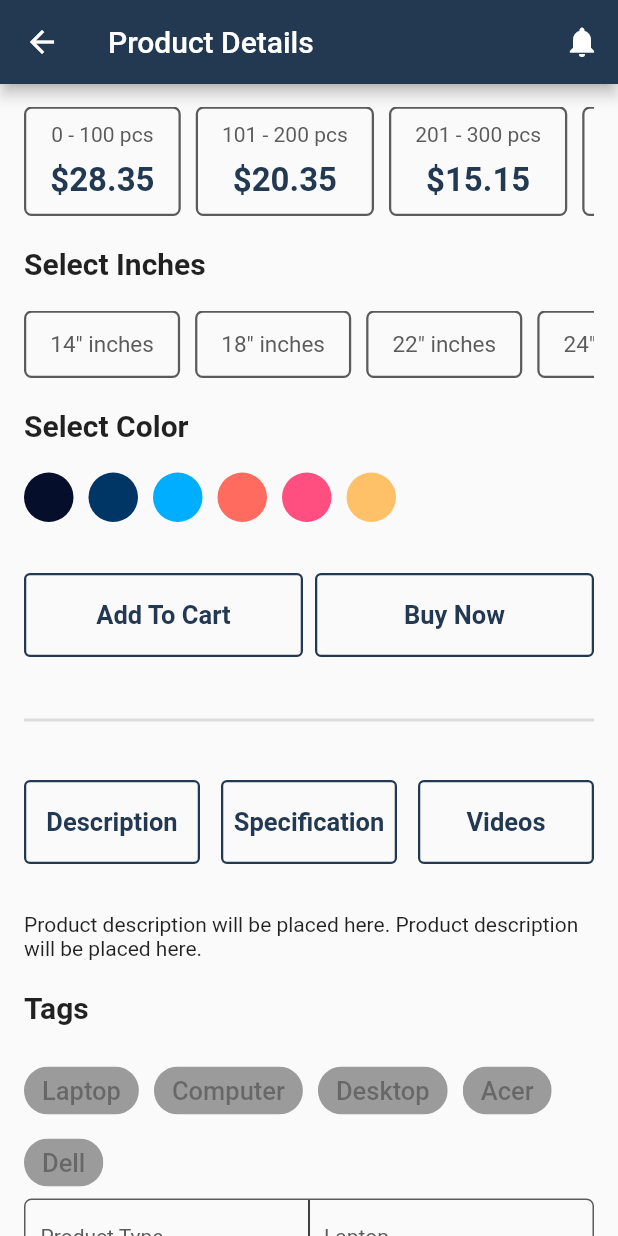
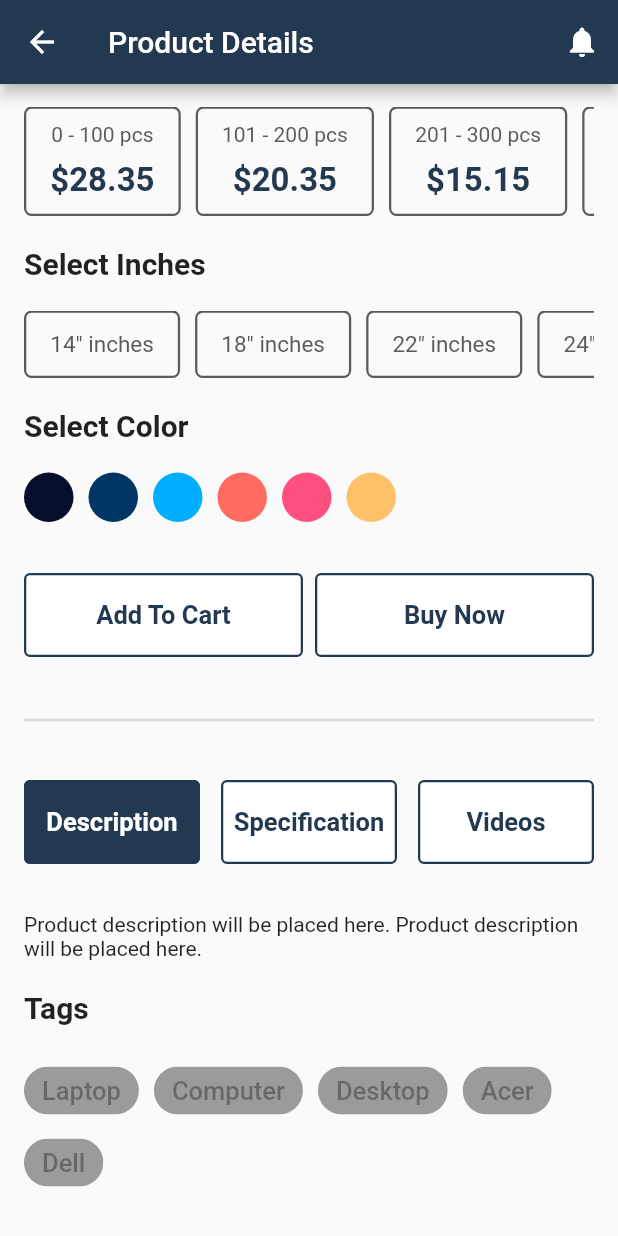
Before and after one commit to ashikahmedfahim/Flutter-E-commerce, a Flutter app: the ProductDetailsPage screen opened directly with sample values from the repository, scrolled down 415 dp, on a phone screen of 412 x 824 dp. Run offline on Flutter 3.47's test engine with Material 2 defaults, Android fonts, the light colour scheme and no system bars; our stand-ins replace badges, flutter_svg, shared_preferences, video_player; accounts and stored records are empty.

Commit message:
single product completed

```diff
--- a/lib/components/product_details_main_button.dart
+++ b/lib/components/product_details_main_button.dart
@@ -4,17 +4,24 @@ import 'package:lacuna/constants.dart';
 class ProductDetailsMainButton extends StatelessWidget {
   final String buttonName;
   final double buttonWidth;
-  const ProductDetailsMainButton(
-      {Key? key, required this.buttonName, required this.buttonWidth})
-      : super(key: key);
+  final Color buttonBackgroundColor;
+  final VoidCallback setView;
+  const ProductDetailsMainButton({
+    Key? key,
+    required this.buttonName,
+    required this.buttonWidth,
+    required this.buttonBackgroundColor,
+    required this.setView,
+  }) : super(key: key);
 
   @override
   Widget build(BuildContext context) {
     return Container(
       width: buttonWidth,
       child: TextButton(
-        onPressed: () {},
+        onPressed: () => setView(),
         style: TextButton.styleFrom(
+          backgroundColor: buttonBackgroundColor,
           side: BorderSide(color: kPrimaryColor, width: 1.5),
         ),
         child: Padding(
@@ -26,7 +33,9 @@ class ProductDetailsMainButton extends StatelessWidget {
             style: TextStyle(
               fontSize: 17.0,
               fontWeight: FontWeight.w600,
-              color: kPrimaryColor,
+              color: buttonBackgroundColor == kPrimaryColor
+                  ? kDarkTextColor
+                  : kPrimaryColor,
             ),
           ),
         ),
--- a/lib/screens/product_details_page.dart
+++ b/lib/screens/product_details_page.dart
@@ -5,6 +5,7 @@ import 'package:lacuna/components/product_details_main_button.dart';
 import 'package:lacuna/components/table_builder.dart';
 import 'package:lacuna/components/tags_builder.dart';
 import 'package:lacuna/components/text_title.dart';
+import 'package:lacuna/components/video_player_builder.dart';
 import 'package:lacuna/constants.dart';
 import 'package:lacuna/mock_data/data.dart';
 import 'package:lacuna/widget_builder/color_section_builder.dart';
@@ -22,6 +23,8 @@ class ProductDetailsPage extends StatefulWidget {
 
 class _ProductDetailsPageState extends State<ProductDetailsPage> {
   Product product;
+  String selectedButton = 'Description';
+  String selectedActionButton = '';
   _ProductDetailsPageState({required this.product});
 
   int productCount = 1;
@@ -220,10 +223,29 @@ class _ProductDetailsPageState extends State<ProductDetailsPage> {
                   children: [
                     ProductDetailsMainButton(
                       buttonName: 'Add To Cart',
-                        buttonWidth: (windowSize.width / 2) - 20),
+                      buttonWidth: (windowSize.width / 2) - 20,
+                      buttonBackgroundColor:
+                          selectedActionButton == 'Add To Cart'
+                              ? kPrimaryColor
+                              : Colors.white,
+                      setView: () {
+                        setState(() {
+                          selectedActionButton = 'Add To Cart';
+                        });
+                      },
+                    ),
                     ProductDetailsMainButton(
                       buttonName: 'Buy Now',
-                        buttonWidth: (windowSize.width / 2) - 20),
+                      buttonWidth: (windowSize.width / 2) - 20,
+                      buttonBackgroundColor: selectedActionButton == 'Buy Now'
+                          ? kPrimaryColor
+                          : Colors.white,
+                      setView: () {
+                        setState(() {
+                          selectedActionButton = 'Buy Now';
+                        });
+                      },
+                    ),
                   ],
                 ),
               ),
@@ -237,23 +259,53 @@ class _ProductDetailsPageState extends State<ProductDetailsPage> {
                   children: [
                     ProductDetailsMainButton(
                       buttonName: 'Description',
-                        buttonWidth: (windowSize.width / 3) - 20),
+                      buttonWidth: (windowSize.width / 3) - 20,
+                      buttonBackgroundColor: selectedButton == 'Description'
+                          ? kPrimaryColor
+                          : Colors.white,
+                      setView: () {
+                        setState(() {
+                          selectedButton = 'Description';
+                        });
+                      },
+                    ),
                     ProductDetailsMainButton(
                       buttonName: 'Specification',
-                        buttonWidth: (windowSize.width / 3) - 20),
+                      buttonWidth: (windowSize.width / 3) - 20,
+                      buttonBackgroundColor: selectedButton == 'Specification'
+                          ? kPrimaryColor
+                          : Colors.white,
+                      setView: () {
+                        setState(() {
+                          selectedButton = 'Specification';
+                        });
+                      },
+                    ),
                     ProductDetailsMainButton(
                       buttonName: 'Videos',
-                        buttonWidth: (windowSize.width / 3) - 20),
+                      buttonWidth: (windowSize.width / 3) - 20,
+                      buttonBackgroundColor: selectedButton == 'Videos'
+                          ? kPrimaryColor
+                          : Colors.white,
+                      setView: () {
+                        setState(() {
+                          selectedButton = 'Videos';
+                        });
+                      },
+                    ),
                   ],
                 ),
               ),
-              Text(
+              selectedButton == 'Description'
+                  ? Text(
                       'Product description will be placed here. Product description will be placed here. ',
                       style: TextStyle(fontSize: 14.0),
-              ),
+                    )
+                  : selectedButton == 'Specification'
+                      ? TableBuilder(titles: titles, titleValues: titleValues)
+                      : VideoApp(),
               TextTitle(title: 'Tags'),
               tagsBuilder(),
-              TableBuilder(titles: titles, titleValues: titleValues),
             ],
           ),
         ),
--- a/pubspec.yaml
+++ b/pubspec.yaml
@@ -15,6 +15,7 @@ dependencies:
   flutter_svg: ^0.22.0
   flutter:
     sdk: flutter
+  video_player: ^2.1.6
 
 dev_dependencies:
   flutter_launcher_icons: ^0.9.0
```
Also changed, not shown: lib/components/video_player_builder.dart (added, +51 -0 lines), pubspec.lock, 2 other files. Lines whose indentation alone changed are shown as unchanged.
